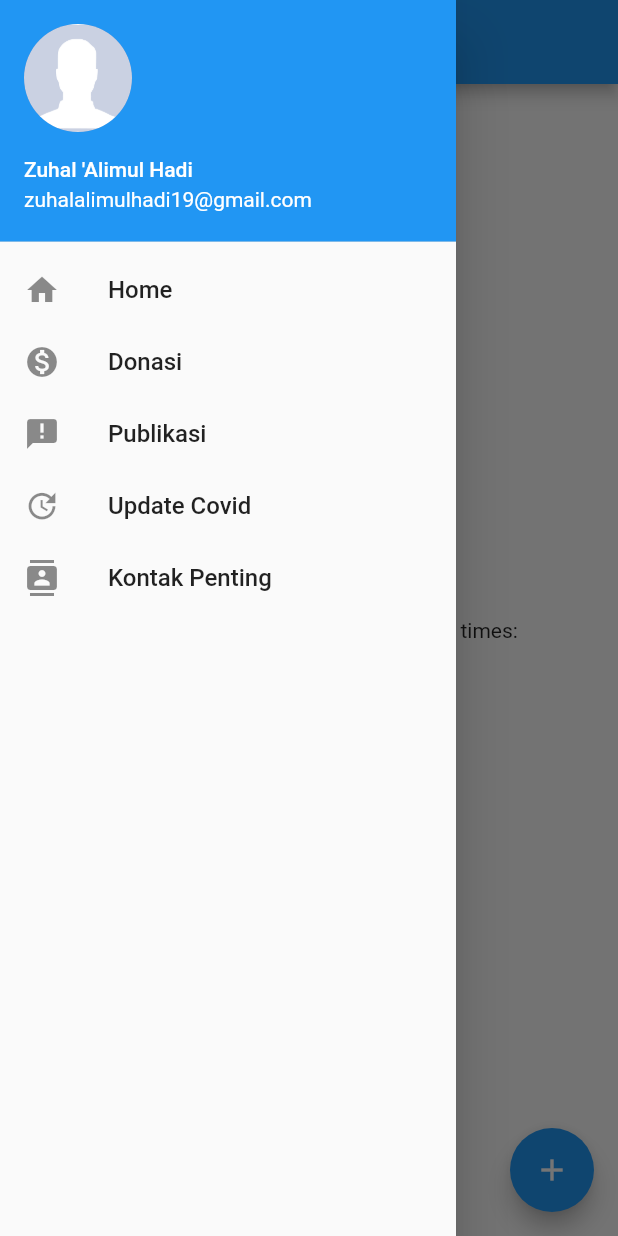
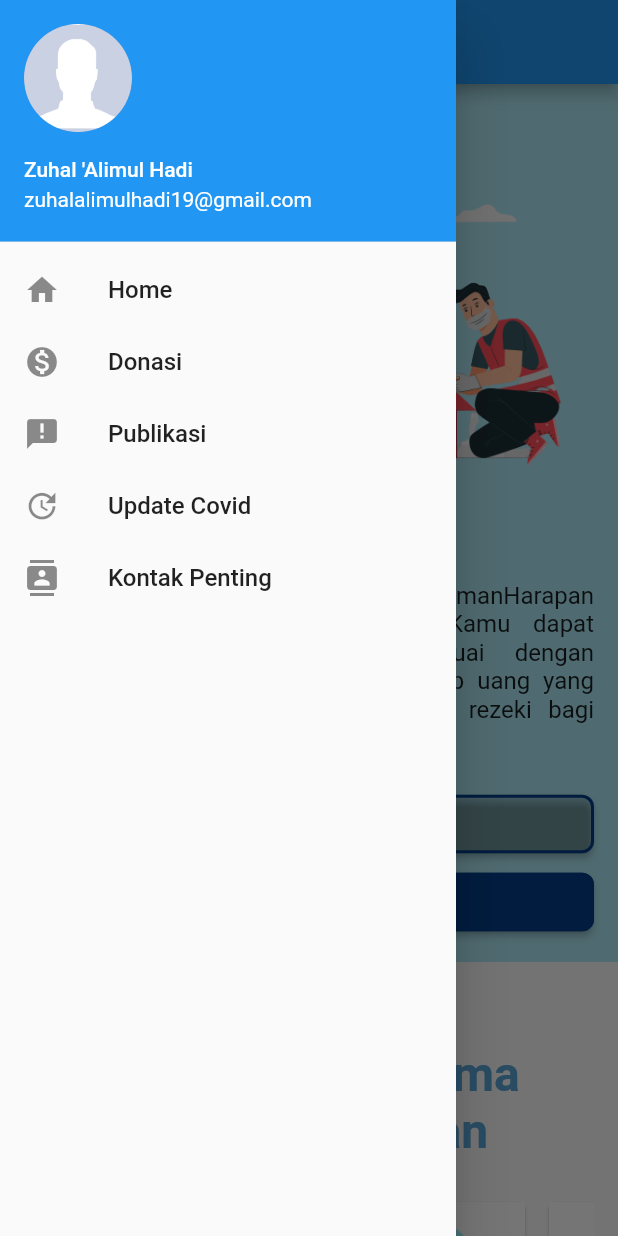
Before and after one commit to zuhalal/rumah-harapan-mobile, a Flutter app: the screen it shows after launch, with the side drawer open, on a phone screen of 412 x 824 dp. Run offline on Flutter 3.47's test engine with Material 2 defaults, Android fonts, the phone set to English and light mode, and no system bars; drawn by our look-alikes of carousel_slider; network calls fail.

Commit message:
Fix issue

```diff
--- a/donasi/lib/screens/donasi_detail.dart
+++ b/donasi/lib/screens/donasi_detail.dart
@@ -1,4 +1,3 @@
-import 'package:flutter/cupertino.dart';
 import 'package:flutter/material.dart';
 import 'package:donasi/widgets/card_detail_donasi.dart';
 
--- a/donasi/lib/screens/donasi_home.dart
+++ b/donasi/lib/screens/donasi_home.dart
@@ -48,7 +48,7 @@ class _DonasiHomeState extends State<DonasiHome> {
                   padding: EdgeInsets.all(16.0),
                   child: Column(
                     children: [
-                      Image.asset('assets/images/3724843.png'),
+                      Image.asset('assets/images/donasi/3724843.png'),
                       Text("Donasi", textAlign: TextAlign.left, style: TextStyle(fontWeight: FontWeight.bold, fontSize: 32, color: const Color(0xff59A5D8))),
                       SizedBox(height: 24,),
                       Container(
--- a/donasi/lib/widgets/card_carousel.dart
+++ b/donasi/lib/widgets/card_carousel.dart
@@ -14,7 +14,7 @@ class _CardCarouselState extends State<CardCarousel> {
       child: Column(
         mainAxisSize: MainAxisSize.min,
         children: <Widget>[
-          Image.asset('assets/images/donate.jpg'),
+          Image.asset('assets/images/donasi/donate.jpg'),
           Container(
             padding: EdgeInsets.all(12),
             child: Text("Lorem ipsum dolor sit amet, consectetur adipiscing elit. Proin quis enim vitae arcu lacinia pretium. Cras nisi nulla, posuere a sem sed, blandit vulputate lectus. Duis faucibus odio at dui porttitor tempor.",
--- a/donasi/pubspec.yaml
+++ b/donasi/pubspec.yaml
@@ -1,6 +1,7 @@
 name: donasi
 description: A new Flutter package project.
 version: 0.0.1
+publish_to: 'none' # Remove this line if you wish to publish to pub.dev
 homepage:
 
 environment:
@@ -23,7 +24,6 @@ dev_dependencies:
 
 # The following section is specific to Flutter.
 flutter:
-
   # To add assets to your package, add an assets section, like this:
   # assets:
   #   - images/a_dot_burr.jpeg
--- a/lib/main.dart
+++ b/lib/main.dart
@@ -1,3 +1,4 @@
+import 'package:donasi/screens/donasi_home.dart';
 import 'package:flutter/material.dart';
 import 'package:rumah_harapan/widgets/drawer.dart';
 
@@ -47,18 +48,6 @@ class MyHomePage extends StatefulWidget {
 }
 
 class _MyHomePageState extends State<MyHomePage> {
-  int _counter = 0;
-
-  void _incrementCounter() {
-    setState(() {
-      // This call to setState tells the Flutter framework that something has
-      // changed in this State, which causes it to rerun the build method below
-      // so that the display can reflect the updated values. If we changed
-      // _counter without calling setState(), then the build method would not be
-      // called again, and so nothing would appear to happen.
-      _counter++;
-    });
-  }
 
   @override
   Widget build(BuildContext context) {
@@ -78,37 +67,7 @@ class _MyHomePageState extends State<MyHomePage> {
       body: Center(
         // Center is a layout widget. It takes a single child and positions it
         // in the middle of the parent.
-        child: Column(
-          // Column is also a layout widget. It takes a list of children and
-          // arranges them vertically. By default, it sizes itself to fit its
-          // children horizontally, and tries to be as tall as its parent.
-          //
-          // Invoke "debug painting" (press "p" in the console, choose the
-          // "Toggle Debug Paint" action from the Flutter Inspector in Android
-          // Studio, or the "Toggle Debug Paint" command in Visual Studio Code)
-          // to see the wireframe for each widget.
-          //
-          // Column has various properties to control how it sizes itself and
-          // how it positions its children. Here we use mainAxisAlignment to
-          // center the children vertically; the main axis here is the vertical
-          // axis because Columns are vertical (the cross axis would be
-          // horizontal).
-          mainAxisAlignment: MainAxisAlignment.center,
-          children: <Widget>[
-            Text(
-              'You have pushed the button this many times:',
-            ),
-            Text(
-              '$_counter',
-              style: Theme.of(context).textTheme.headline4,
-            ),
-          ],
-        ),
-      ),
-      floatingActionButton: FloatingActionButton(
-        onPressed: _incrementCounter,
-        tooltip: 'Increment',
-        child: Icon(Icons.add),
+        child: DonasiHome()
       ), // This trailing comma makes auto-formatting nicer for build methods.
     );
   }
--- a/pubspec.yaml
+++ b/pubspec.yaml
@@ -61,6 +61,7 @@ flutter:
   uses-material-design: true
   assets:
     - assets/images/
+    - assets/images/donasi/
   # To add assets to your application, add an assets section, like this:
   # assets:
   #   - images/a_dot_burr.jpeg
```
Also changed, not shown: 1 other file.
